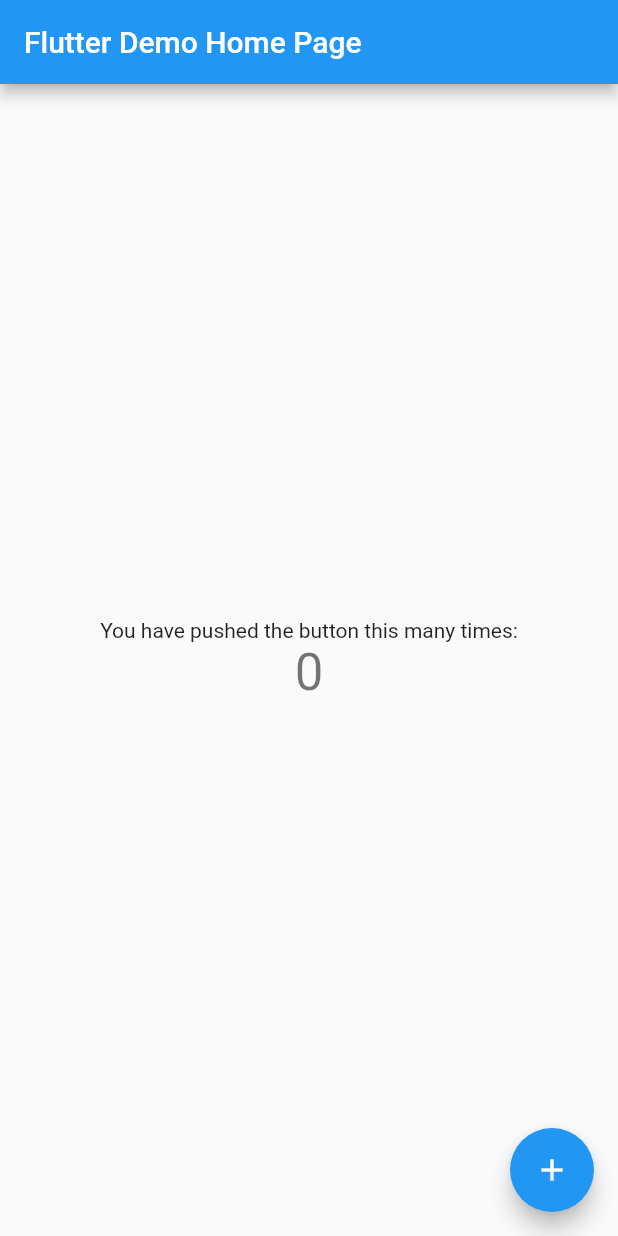
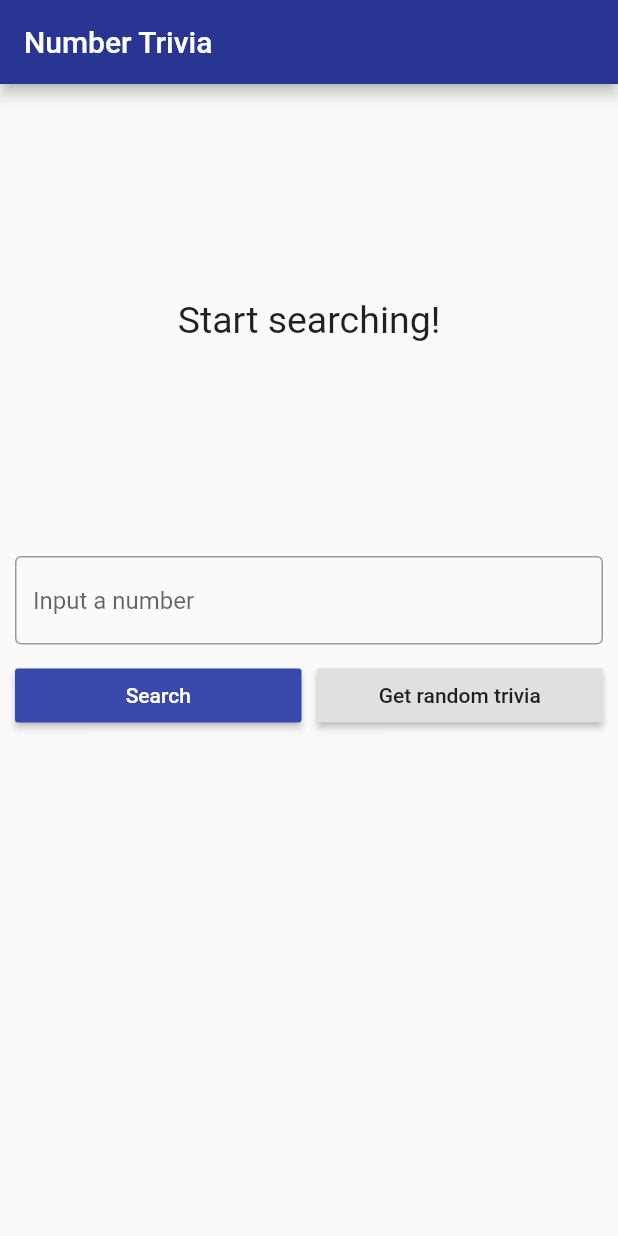
Before and after one commit to sawantmohit25/Clean_Architecture, a Flutter app: the screen it shows after launch, on a phone screen of 412 x 824 dp. Run offline on Flutter 3.47's test engine with Material 2 defaults, Android fonts, the phone set to English and light mode, and no system bars; our stand-ins replace bloc, dartz, data_connection_checker, equatable, flutter_bloc, get_it and 1 more.

Commit message:
Implemented Presentation layer and completed Clean architecture

```diff
--- a/lib/features/number_trivia/presentation/bloc/number_trivia_bloc.dart
+++ b/lib/features/number_trivia/presentation/bloc/number_trivia_bloc.dart
@@ -1,21 +1,75 @@
 import 'dart:async';
 
 import 'package:bloc/bloc.dart';
+import 'package:clean_architecture_app/core/errors/failures.dart';
+import 'package:clean_architecture_app/core/usecases/usecase.dart';
+import 'package:clean_architecture_app/core/util/input_converter.dart';
 import 'package:clean_architecture_app/features/number_trivia/domain/entities/number_trivia.dart';
+import 'package:clean_architecture_app/features/number_trivia/domain/usecases/get_concrete_number_trivia.dart';
+import 'package:clean_architecture_app/features/number_trivia/domain/usecases/get_random_number_trivia.dart';
+import 'package:dartz/dartz.dart';
 import 'package:equatable/equatable.dart';
 import 'package:flutter/cupertino.dart';
+import 'package:meta/meta.dart';
 
 part 'number_trivia_event.dart';
 part 'number_trivia_state.dart';
 
+const String SERVER_FAILURE_MESSAGE='Server Failure';
+const String CACHE_FAILURE_MESSAGE='Cache Failure';
+const String INVALID_INPUT_FAILURE_MESSAGE='Invalid Input-Number should be a positive integer or zero';
+
 class NumberTriviaBloc extends Bloc<NumberTriviaEvent, NumberTriviaState> {
+  final GetConcreteNumberTrivia concreteNumberTrivia;
+  final GetRandomNumberTrivia randomNumberTrivia;
+  final InputConverter inputConverter;
+
+  NumberTriviaBloc({@required GetConcreteNumberTrivia concrete,@required GetRandomNumberTrivia random,@required this.inputConverter}):
+        assert(concrete!=null),
+        assert(random!=null),
+        assert(inputConverter!=null),
+  concreteNumberTrivia=concrete,
+  randomNumberTrivia=random;
+
+  @override
+  NumberTriviaState get initialState => Empty();
+
   @override
   Stream<NumberTriviaState> mapEventToState(
     NumberTriviaEvent event,
   ) async* {
-    // TODO: implement mapEventToState
+    if(event is GetTriviaForConcreteNumber){
+      final inputEither=inputConverter.stringToUnsigneInteger(event.numberString);
+
+      yield*inputEither.fold(
+              (failure)async*{
+        yield Error(message:INVALID_INPUT_FAILURE_MESSAGE);
+      },
+              (integer) async*{
+        yield Loading();
+        final failureOrTrivia= await concreteNumberTrivia(Params(number:integer));
+       yield* _eitherLoadedOrErrorState(failureOrTrivia);
+      });
+    }else if(event is GetTriviaForRandomNumber){
+      yield Loading();
+      final failureOrTrivia= await randomNumberTrivia(NoParams());
+      yield* _eitherLoadedOrErrorState(failureOrTrivia);
+    }
   }
 
-  @override
-  NumberTriviaState get initialState => Empty();
+  Stream<NumberTriviaState> _eitherLoadedOrErrorState(Either<Failure,NumberTrivia> failureOrTrivia) async*{
+    yield failureOrTrivia.fold((failure)=> Error(message:_mapFailureToMessage(failure)),(trivia)=> Loaded(trivia:trivia));
 }
+
+  String _mapFailureToMessage(Failure failure){
+    switch(failure.runtimeType){
+      case ServerFailure:
+        return SERVER_FAILURE_MESSAGE;
+      case CacheFailure:
+        return CACHE_FAILURE_MESSAGE;
+      default:
+        return 'Unexpected Error';
+    }
+  }
+
+}
--- /dev/null
+++ b/lib/features/number_trivia/presentation/pages/number_trivia_page.dart
@@ -0,0 +1,57 @@
+import 'package:clean_architecture_app/features/number_trivia/presentation/bloc/number_trivia_bloc.dart';
+import 'package:clean_architecture_app/features/number_trivia/presentation/widgets/widgets.dart';
+import 'package:flutter/material.dart';
+import 'package:flutter_bloc/flutter_bloc.dart';
+
+import '../../../../injection_container.dart';
+
+class NumberTriviaPage extends StatelessWidget {
+  @override
+  Widget build(BuildContext context) {
+    return Scaffold(
+      appBar: AppBar(
+        title: Text('Number Trivia'),
+      ),
+      body: SingleChildScrollView(
+        child: buildBody(context),
+      ),
+    );
+  }
+
+  BlocProvider<NumberTriviaBloc> buildBody(BuildContext context) {
+    return BlocProvider(
+      create: (_) => sl<NumberTriviaBloc>(),
+      child: Center(
+        child: Padding(
+          padding: const EdgeInsets.all(10),
+          child: Column(
+            children: <Widget>[
+              SizedBox(height: 10),
+              // Top half
+              BlocBuilder<NumberTriviaBloc, NumberTriviaState>(
+                builder: (context, state) {
+                  if (state is Empty) {
+                    return MessageDisplay(
+                      message: 'Start searching!',
+                    );
+                  } else if (state is Loading) {
+                    return LoadingWidget();
+                  } else if (state is Loaded) {
+                    return TriviaDisplay(numberTrivia: state.trivia);
+                  } else if (state is Error) {
+                    return MessageDisplay(
+                      message: state.message,
+                    );
+                  }
+                },
+              ),
+              SizedBox(height: 20),
+              // Bottom half
+              TriviaControls()
+            ],
+          ),
+        ),
+      ),
+    );
+  }
+}
--- /dev/null
+++ b/lib/features/number_trivia/presentation/widgets/message_display.dart
@@ -0,0 +1,26 @@
+import 'package:flutter/material.dart';
+
+class MessageDisplay extends StatelessWidget {
+  final String message;
+
+  const MessageDisplay({
+    Key key,
+    @required this.message,
+  }) : super(key: key);
+
+  @override
+  Widget build(BuildContext context) {
+    return Container(
+      height: MediaQuery.of(context).size.height / 3,
+      child: Center(
+        child: SingleChildScrollView(
+          child: Text(
+            message,
+            style: TextStyle(fontSize: 25),
+            textAlign: TextAlign.center,
+          ),
+        ),
+      ),
+    );
+  }
+}
--- /dev/null
+++ b/lib/features/number_trivia/presentation/widgets/trivia_controls.dart
@@ -0,0 +1,70 @@
+import 'package:clean_architecture_app/features/number_trivia/presentation/bloc/number_trivia_bloc.dart';
+import 'package:flutter/material.dart';
+import 'package:flutter_bloc/flutter_bloc.dart';
+
+class TriviaControls extends StatefulWidget {
+  const TriviaControls({
+    Key key,
+  }) : super(key: key);
+
+  @override
+  _TriviaControlsState createState() => _TriviaControlsState();
+}
+
+class _TriviaControlsState extends State<TriviaControls> {
+  final controller = TextEditingController();
+  String inputStr;
+
+  @override
+  Widget build(BuildContext context) {
+    return Column(
+      children: <Widget>[
+        TextField(
+          controller: controller,
+          keyboardType: TextInputType.number,
+          decoration: InputDecoration(
+            border: OutlineInputBorder(),
+            hintText: 'Input a number',
+          ),
+          onChanged: (value) {
+            inputStr = value;
+          },
+          onSubmitted: (_) {
+            dispatchConcrete();
+          },
+        ),
+        SizedBox(height: 10),
+        Row(
+          children: <Widget>[
+            Expanded(
+              child: RaisedButton(
+                child: Text('Search'),
+                color: Theme.of(context).accentColor,
+                textTheme: ButtonTextTheme.primary,
+                onPressed: dispatchConcrete,
+              ),
+            ),
+            SizedBox(width: 10),
+            Expanded(
+              child: RaisedButton(
+                child: Text('Get random trivia'),
+                onPressed: dispatchRandom,
+              ),
+            ),
+          ],
+        )
+      ],
+    );
+  }
+
+  void dispatchConcrete() {
+    controller.clear();
+    BlocProvider.of<NumberTriviaBloc>(context)
+        .add(GetTriviaForConcreteNumber(inputStr));
+  }
+
+  void dispatchRandom() {
+    controller.clear();
+    BlocProvider.of<NumberTriviaBloc>(context).add(GetTriviaForRandomNumber());
+  }
+}
--- /dev/null
+++ b/lib/features/number_trivia/presentation/widgets/widgets.dart
@@ -0,0 +1,4 @@
+export 'loading_widget.dart';
+export 'message_display.dart';
+export 'trivia_display.dart';
+export 'trivia_controls.dart';
--- a/lib/main.dart
+++ b/lib/main.dart
@@ -1,117 +1,23 @@
+import 'package:clean_architecture_app/features/number_trivia/presentation/pages/number_trivia_page.dart';
 import 'package:flutter/material.dart';
+import 'package:clean_architecture_app/injection_container.dart' as di;
 
-void main() {
+void main() async{
+  WidgetsFlutterBinding.ensureInitialized();
+  await di.init();
   runApp(MyApp());
 }
 
 class MyApp extends StatelessWidget {
-  // This widget is the root of your application.
   @override
   Widget build(BuildContext context) {
     return MaterialApp(
-      title: 'Flutter Demo',
+      title: 'Number Trivia',
       theme: ThemeData(
-        // This is the theme of your application.
-        //
-        // Try running your application with "flutter run". You'll see the
-        // application has a blue toolbar. Then, without quitting the app, try
-        // changing the primarySwatch below to Colors.green and then invoke
-        // "hot reload" (press "r" in the console where you ran "flutter run",
-        // or simply save your changes to "hot reload" in a Flutter IDE).
-        // Notice that the counter didn't reset back to zero; the application
-        // is not restarted.
-        primarySwatch: Colors.blue,
-        // This makes the visual density adapt to the platform that you run
-        // the app on. For desktop platforms, the controls will be smaller and
-        // closer together (more dense) than on mobile platforms.
-        visualDensity: VisualDensity.adaptivePlatformDensity,
+        primaryColor: Colors.indigo.shade800,
+        accentColor: Colors.indigo.shade600,
       ),
-      home: MyHomePage(title: 'Flutter Demo Home Page'),
+      home: NumberTriviaPage(),
     );
   }
 }
-
-class MyHomePage extends StatefulWidget {
-  MyHomePage({Key key, this.title}) : super(key: key);
-
-  // This widget is the home page of your application. It is stateful, meaning
-  // that it has a State object (defined below) that contains fields that affect
-  // how it looks.
-
-  // This class is the configuration for the state. It holds the values (in this
-  // case the title) provided by the parent (in this case the App widget) and
-  // used by the build method of the State. Fields in a Widget subclass are
-  // always marked "final".
-
-  final String title;
-
-  @override
-  _MyHomePageState createState() => _MyHomePageState();
-}
-
-class _MyHomePageState extends State<MyHomePage> {
-  int _counter = 0;
-
-  void _incrementCounter() {
-    setState(() {
-      // This call to setState tells the Flutter framework that something has
-      // changed in this State, which causes it to rerun the build method below
-      // so that the display can reflect the updated values. If we changed
-      // _counter without calling setState(), then the build method would not be
-      // called again, and so nothing would appear to happen.
-      _counter++;
-    });
-  }
-
-  @override
-  Widget build(BuildContext context) {
-    // This method is rerun every time setState is called, for instance as done
-    // by the _incrementCounter method above.
-    //
-    // The Flutter framework has been optimized to make rerunning build methods
-    // fast, so that you can just rebuild anything that needs updating rather
-    // than having to individually change instances of widgets.
-    return Scaffold(
-      appBar: AppBar(
-        // Here we take the value from the MyHomePage object that was created by
-        // the App.build method, and use it to set our appbar title.
-        title: Text(widget.title),
-      ),
-      body: Center(
-        // Center is a layout widget. It takes a single child and positions it
-        // in the middle of the parent.
-        child: Column(
-          // Column is also a layout widget. It takes a list of children and
-          // arranges them vertically. By default, it sizes itself to fit its
-          // children horizontally, and tries to be as tall as its parent.
-          //
-          // Invoke "debug painting" (press "p" in the console, choose the
-          // "Toggle Debug Paint" action from the Flutter Inspector in Android
-          // Studio, or the "Toggle Debug Paint" command in Visual Studio Code)
-          // to see the wireframe for each widget.
-          //
-          // Column has various properties to control how it sizes itself and
-          // how it positions its children. Here we use mainAxisAlignment to
-          // center the children vertically; the main axis here is the vertical
-          // axis because Columns are vertical (the cross axis would be
-          // horizontal).
-          mainAxisAlignment: MainAxisAlignment.center,
-          children: <Widget>[
-            Text(
-              'You have pushed the button this many times:',
-            ),
-            Text(
-              '$_counter',
-              style: Theme.of(context).textTheme.headline4,
-            ),
-          ],
-        ),
-      ),
-      floatingActionButton: FloatingActionButton(
-        onPressed: _incrementCounter,
-        tooltip: 'Increment',
-        child: Icon(Icons.add),
-      ), // This trailing comma makes auto-formatting nicer for build methods.
-    );
-  }
-}
```
Also changed, not shown: lib/features/number_trivia/presentation/widgets/loading_widget.dart (added, +13 -0 lines), lib/features/number_trivia/presentation/widgets/trivia_display.dart (added, +37 -0 lines), lib/injection_container.dart (added, +48 -0 lines), 2 other files.
